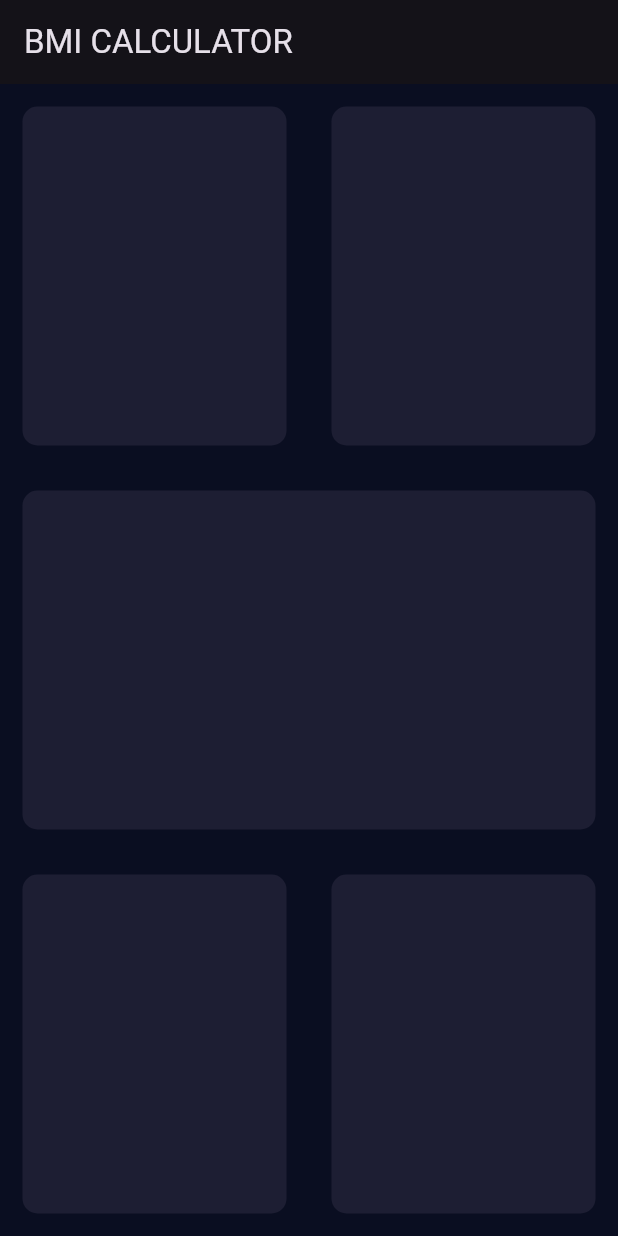
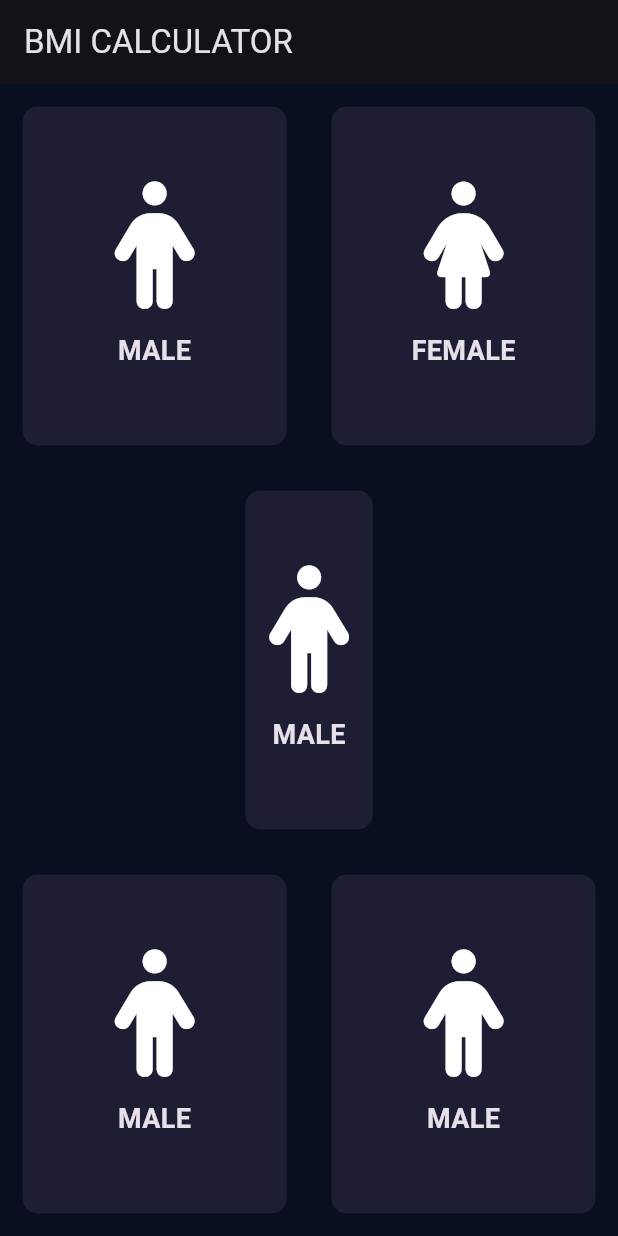
Before and after one commit to mabdula2004/BMI-App, a Flutter app: the screen it shows after launch, on a phone screen of 412 x 824 dp. Run offline on Flutter 3.47's test engine with Material 3 defaults, Android fonts, the phone set to English and light mode, and no system bars; our stand-ins replace font_awesome_flutter.

Commit message:
video 6 of BMI part2,Create icon and Text widgets (Lecture39)
In this video we will learn how to create the icon and text widgets separately and use the extracting and refactoring on  both the icon and text widget to make the ode shorten

```diff
--- a/lib/input_page.dart
+++ b/lib/input_page.dart
@@ -1,5 +1,7 @@
 import 'package:flutter/cupertino.dart';
 import 'package:flutter/material.dart';
+import 'package:flutter/widgets.dart';
+import 'package:font_awesome_flutter/font_awesome_flutter.dart';
 
 class InputPage extends StatefulWidget {
   @override
@@ -19,25 +21,50 @@ class _InputPageState extends State<InputPage> {
     child: Row(
         children: [
         Expanded(
-            child: new RepeatContainerCode(Color(0xFF1D1E33)),
+            child: new RepeatContainerCode(Color(0xFF1D1E33),
+                RepeatTextICONeWidget(
+                  FontAwesomeIcons.male,
+                  "MALE",
+                ),
+            ),
     ),
     Expanded(
-      child: new RepeatContainerCode(Color(0xFF1D1E33)),
+      child: new RepeatContainerCode(Color(0xFF1D1E33),
+    RepeatTextICONeWidget(
+     FontAwesomeIcons.female,
+     "FEMALE",
+      ),
      ),
+    ),
     ],
     ),
     ),
     Expanded(
-      child: new RepeatContainerCode(Color(0xFF1D1E33)),
+      child: new RepeatContainerCode(Color(0xFF1D1E33),
+        RepeatTextICONeWidget(
+          FontAwesomeIcons.male,
+          "MALE",
+        ),
+      ),
     ),
     Expanded(
     child: Row(
     children: [
     Expanded(
-      child: new RepeatContainerCode(Color(0xFF1D1E33)),
+      child: new RepeatContainerCode(Color(0xFF1D1E33),
+        RepeatTextICONeWidget(
+          FontAwesomeIcons.male,
+          "MALE",
+        ),
+      ),
       ),
     Expanded(
-      child: new RepeatContainerCode(Color(0xFF1D1E33)),
+      child: new RepeatContainerCode(Color(0xFF1D1E33),
+        RepeatTextICONeWidget(
+          FontAwesomeIcons.male,
+          "MALE",
+        ),
+      ),
               ),
            ],
          ),
@@ -49,14 +76,44 @@ class _InputPageState extends State<InputPage> {
 }
 
 
+class RepeatTextICONeWidget extends StatelessWidget {
+  RepeatTextICONeWidget(this.iconData,this.label);
+  final IconData iconData;
+  final String label;
+  @override
+  Widget build(BuildContext context) {
+    return Column(
+      mainAxisAlignment: MainAxisAlignment.center,
+      children: <Widget>[
+        Icon(
+          iconData,
+          size: 85.0,
+        ), // Icon
+        SizedBox(
+          height: 15.0, // Corrected height
+        ),
+        Text(
+          label,
+          style: TextStyle(
+            fontWeight: FontWeight.bold,
+            fontSize: 18.0,
+          ),
+        ),
+      ],
+    );
+  }
+}
+
+
 class RepeatContainerCode extends StatelessWidget {
 
-  RepeatContainerCode(this.colors);
+  RepeatContainerCode(this.colors, this.cardWidget);
   final Color colors;
-
+  final Widget cardWidget;
   @override
   Widget build(BuildContext context) {
     return Container(
+      child: cardWidget,
       margin: EdgeInsets.all(15.0),
       decoration: BoxDecoration(
         color: colors,
--- a/pubspec.yaml
+++ b/pubspec.yaml
@@ -35,6 +35,7 @@ dependencies:
   # The following adds the Cupertino Icons font to your application.
   # Use with the CupertinoIcons class for iOS style icons.
   cupertino_icons: ^1.0.6
+  font_awesome_flutter: ^10.7.0
 
 dev_dependencies:
   flutter_test:
```
Also changed, not shown: pubspec.lock.
